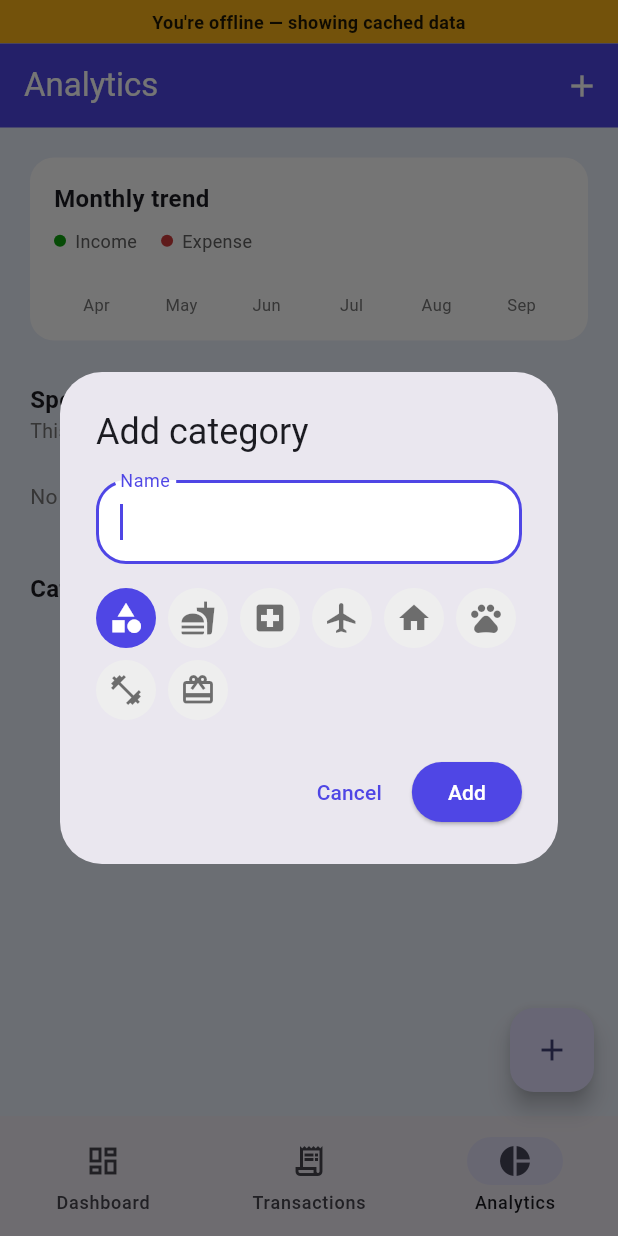
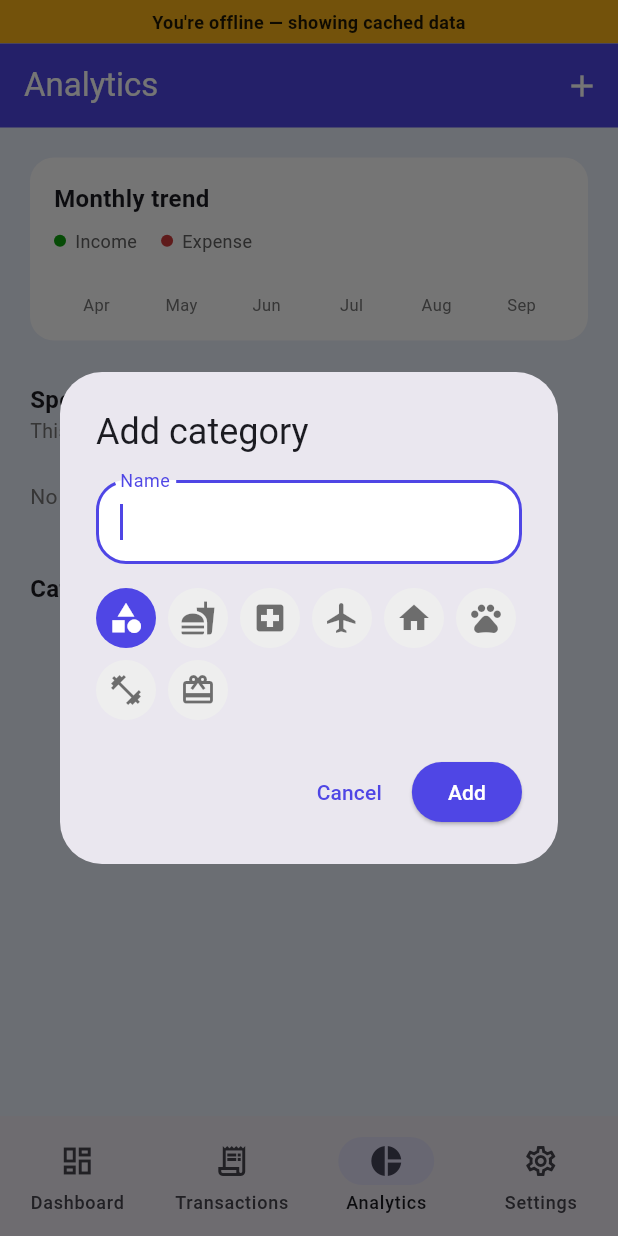
Before and after one commit to bangash40/monthly_traq, a Flutter app: the screen it shows once a user with an empty profile is signed in, item 3 of the bottom bar chosen, after a tap on the "add" icon, on a phone screen of 412 x 824 dp. Run offline on Flutter 3.47's test engine with Material 3 defaults, Android fonts, the phone set to English and light mode, and no system bars; our stand-ins replace cloud_firestore, firebase_auth, firebase_core; accounts and stored records are empty.

Commit message:
Add Settings tab with profile, budget/currency shortcuts and sign-out

```diff
--- a/lib/app/main_shell.dart
+++ b/lib/app/main_shell.dart
@@ -4,6 +4,7 @@ import 'package:monthly_traq/app/palette.dart';
 import 'package:monthly_traq/features/analytics/analytics_screen.dart';
 import 'package:monthly_traq/features/dashboard/dashboard_screen.dart';
 import 'package:monthly_traq/features/transactions/add_edit_transaction_screen.dart';
+import 'package:monthly_traq/features/settings/settings_screen.dart';
 import 'package:monthly_traq/features/transactions/transactions_screen.dart';
 import 'package:monthly_traq/services/transactions_repository.dart';
 
@@ -32,6 +33,7 @@ class _MainShellState extends State<MainShell> {
       DashboardScreen(onSeeAllTransactions: _goToTransactions),
       const TransactionsScreen(),
       const AnalyticsScreen(),
+      const SettingsScreen(),
     ];
 
     return Scaffold(
@@ -63,13 +65,17 @@ class _MainShellState extends State<MainShell> {
           ),
         ],
       ),
-      floatingActionButton: FloatingActionButton(
-        onPressed: () => Navigator.push(
-          context,
-          MaterialPageRoute(builder: (context) => const AddEditTransactionScreen()),
-        ),
-        child: const Icon(Icons.add),
-      ),
+      floatingActionButton: _selectedIndex == 0 || _selectedIndex == 1
+          ? FloatingActionButton(
+              onPressed: () => Navigator.push(
+                context,
+                MaterialPageRoute(
+                  builder: (context) => const AddEditTransactionScreen(),
+                ),
+              ),
+              child: const Icon(Icons.add),
+            )
+          : null,
       bottomNavigationBar: NavigationBar(
         selectedIndex: _selectedIndex,
         onDestinationSelected: (index) => setState(() => _selectedIndex = index),
@@ -89,6 +95,11 @@ class _MainShellState extends State<MainShell> {
             selectedIcon: Icon(Icons.pie_chart),
             label: 'Analytics',
           ),
+          NavigationDestination(
+            icon: Icon(Icons.settings_outlined),
+            selectedIcon: Icon(Icons.settings),
+            label: 'Settings',
+          ),
         ],
       ),
     );
--- a/lib/features/analytics/analytics_screen.dart
+++ b/lib/features/analytics/analytics_screen.dart
@@ -78,11 +78,10 @@ class AnalyticsScreen extends StatelessWidget {
             style: TextStyle(fontSize: 16, fontWeight: FontWeight.w700),
           ),
           const SizedBox(height: 12),
-          Container(
-            decoration: BoxDecoration(
-              color: Colors.white,
-              borderRadius: BorderRadius.circular(16),
-            ),
+          Material(
+            color: Colors.white,
+            borderRadius: BorderRadius.circular(16),
+            clipBehavior: Clip.antiAlias,
             child: Column(
               children: repo.categories
                   .map(
--- a/lib/features/dashboard/dashboard_screen.dart
+++ b/lib/features/dashboard/dashboard_screen.dart
@@ -3,7 +3,6 @@ import 'package:intl/intl.dart';
 import 'package:provider/provider.dart';
 import 'package:monthly_traq/app/palette.dart';
 import 'package:monthly_traq/features/transactions/add_edit_transaction_screen.dart';
-import 'package:monthly_traq/services/auth_service.dart';
 import 'package:monthly_traq/services/transactions_repository.dart';
 import 'package:monthly_traq/widgets/budget_meter.dart';
 import 'package:monthly_traq/widgets/edit_budget_dialog.dart';
@@ -19,19 +18,11 @@ class DashboardScreen extends StatelessWidget {
   Widget build(BuildContext context) {
     final repo = context.watch<TransactionsRepository>();
     final currency = NumberFormat.decimalPattern();
+    final symbol = repo.currencySymbol;
     final recent = repo.transactions.take(5).toList();
 
     return Scaffold(
-      appBar: AppBar(
-        title: const Text('MonthlyTraq'),
-        actions: [
-          IconButton(
-            icon: const Icon(Icons.logout),
-            tooltip: 'Log out',
-            onPressed: () => AuthService().signOut(),
-          ),
-        ],
-      ),
+      appBar: AppBar(title: const Text('MonthlyTraq')),
       body: ListView(
         padding: const EdgeInsets.fromLTRB(20, 20, 20, 100),
         children: [
@@ -41,7 +32,7 @@ class DashboardScreen extends StatelessWidget {
           ),
           const SizedBox(height: 4),
           Text(
-            'Rs. ${currency.format(repo.balance)}',
+            '$symbol ${currency.format(repo.balance)}',
             style: const TextStyle(fontSize: 34, fontWeight: FontWeight.bold),
           ),
           const SizedBox(height: 24),
@@ -61,7 +52,7 @@ class DashboardScreen extends StatelessWidget {
               Expanded(
                 child: StatTile(
                   label: 'Income',
-                  value: 'Rs. ${currency.format(repo.monthlyIncome)}',
+                  value: '$symbol ${currency.format(repo.monthlyIncome)}',
                   icon: Icons.arrow_downward_rounded,
                   accentColor: AppPalette.good,
                 ),
@@ -70,7 +61,7 @@ class DashboardScreen extends StatelessWidget {
               Expanded(
                 child: StatTile(
                   label: 'Expense',
-                  value: 'Rs. ${currency.format(repo.monthlyExpense)}',
+                  value: '$symbol ${currency.format(repo.monthlyExpense)}',
                   icon: Icons.arrow_upward_rounded,
                   accentColor: AppPalette.critical,
                 ),
@@ -81,8 +72,8 @@ class DashboardScreen extends StatelessWidget {
 
           BudgetMeter(
             ratio: repo.budgetUsedRatio,
-            spentLabel: 'Rs. ${currency.format(repo.monthlyExpense)} spent',
-            budgetLabel: 'of Rs. ${currency.format(repo.monthlyBudget)}',
+            spentLabel: '$symbol ${currency.format(repo.monthlyExpense)} spent',
+            budgetLabel: 'of $symbol ${currency.format(repo.monthlyBudget)}',
             onEdit: () => showEditBudgetDialog(context, repo),
           ),
           const SizedBox(height: 24),
--- /dev/null
+++ b/lib/features/settings/settings_screen.dart
@@ -0,0 +1,110 @@
+import 'package:firebase_auth/firebase_auth.dart';
+import 'package:flutter/material.dart';
+import 'package:intl/intl.dart';
+import 'package:provider/provider.dart';
+import 'package:monthly_traq/services/auth_service.dart';
+import 'package:monthly_traq/services/transactions_repository.dart';
+import 'package:monthly_traq/widgets/edit_budget_dialog.dart';
+import 'package:monthly_traq/widgets/edit_currency_dialog.dart';
+
+class SettingsScreen extends StatelessWidget {
+  const SettingsScreen({super.key});
+
+  @override
+  Widget build(BuildContext context) {
+    final repo = context.watch<TransactionsRepository>();
+    final email = FirebaseAuth.instance.currentUser?.email ?? '';
+    final currency = NumberFormat.decimalPattern();
+
+    return Scaffold(
+      appBar: AppBar(title: const Text('Settings')),
+      body: ListView(
+        padding: const EdgeInsets.fromLTRB(20, 20, 20, 100),
+        children: [
+          Container(
+            padding: const EdgeInsets.all(16),
+            decoration: BoxDecoration(
+              color: Colors.white,
+              borderRadius: BorderRadius.circular(16),
+            ),
+            child: Row(
+              children: [
+                CircleAvatar(
+                  radius: 24,
+                  backgroundColor: Theme.of(context).colorScheme.primary,
+                  child: const Icon(Icons.person, color: Colors.white),
+                ),
+                const SizedBox(width: 16),
+                Expanded(
+                  child: Column(
+                    crossAxisAlignment: CrossAxisAlignment.start,
+                    children: [
+                      const Text(
+                        'Signed in as',
+                        style: TextStyle(fontSize: 12, color: Colors.grey),
+                      ),
+                      const SizedBox(height: 2),
+                      Text(
+                        email,
+                        style: const TextStyle(
+                          fontSize: 15,
+                          fontWeight: FontWeight.w600,
+                        ),
+                        overflow: TextOverflow.ellipsis,
+                      ),
+                    ],
+                  ),
+                ),
+              ],
+            ),
+          ),
+          const SizedBox(height: 24),
+
+          const Text(
+            'Preferences',
+            style: TextStyle(fontSize: 16, fontWeight: FontWeight.w700),
+          ),
+          const SizedBox(height: 12),
+          Material(
+            color: Colors.white,
+            borderRadius: BorderRadius.circular(16),
+            clipBehavior: Clip.antiAlias,
+            child: Column(
+              children: [
+                ListTile(
+                  leading: const Icon(Icons.account_balance_wallet_outlined),
+                  title: const Text('Monthly budget'),
+                  subtitle: Text(
+                    '${repo.currencySymbol} ${currency.format(repo.monthlyBudget)}',
+                  ),
+                  trailing: const Icon(Icons.chevron_right),
+                  onTap: () => showEditBudgetDialog(context, repo),
+                ),
+                const Divider(height: 1),
+                ListTile(
+                  leading: const Icon(Icons.attach_money),
+                  title: const Text('Currency symbol'),
+                  subtitle: Text(repo.currencySymbol),
+                  trailing: const Icon(Icons.chevron_right),
+                  onTap: () => showEditCurrencyDialog(context, repo),
+                ),
+              ],
+            ),
+          ),
+          const SizedBox(height: 24),
+
+          Material(
+            color: Colors.white,
+            borderRadius: BorderRadius.circular(16),
+            clipBehavior: Clip.antiAlias,
+            child: ListTile(
+              leading: const Icon(Icons.logout, color: Colors.red),
+              title: const Text('Log out', style: TextStyle(color: Colors.red)),
+              onTap: () => AuthService().signOut(),
+            ),
+          ),
+        ],
+      ),
+    );
+  }
+}
--- a/lib/services/transactions_repository.dart
+++ b/lib/services/transactions_repository.dart
@@ -55,6 +55,7 @@ class TransactionsRepository extends ChangeNotifier {
   List<CategoryModel> _categories = [];
   List<TransactionModel> _transactions = [];
   double monthlyBudget = 60000;
+  String currencySymbol = 'Rs.';
   bool isLoading = true;
 
   /// True while the most recent categories snapshot was served from local
@@ -96,8 +97,11 @@ class TransactionsRepository extends ChangeNotifier {
     final userDoc = _firestore.collection('users').doc(user.uid);
 
     _userDocSub = userDoc.snapshots().listen((snap) {
-      final budget = snap.data()?['monthlyBudget'];
+      final data = snap.data();
+      final budget = data?['monthlyBudget'];
       if (budget is num) monthlyBudget = budget.toDouble();
+      final currency = data?['currencySymbol'];
+      if (currency is String && currency.isNotEmpty) currencySymbol = currency;
       notifyListeners();
     });
 
@@ -220,6 +224,14 @@ class TransactionsRepository extends ChangeNotifier {
     return entries;
   }
 
+  Future<void> updateCurrencySymbol(String symbol) async {
+    final userDoc = _userDoc;
+    if (userDoc == null) return;
+    await _withTimeout(
+      userDoc.set({'currencySymbol': symbol}, SetOptions(merge: true)),
+    );
+  }
+
   Future<void> updateMonthlyBudget(double budget) async {
     final userDoc = _userDoc;
     if (userDoc == null) return;
@@ -305,6 +317,7 @@ class TransactionsRepository extends ChangeNotifier {
     final batch = _firestore.batch();
     batch.set(userDoc, {
       'monthlyBudget': 60000,
+      'currencySymbol': 'Rs.',
       'createdAt': FieldValue.serverTimestamp(),
     });
 
--- a/lib/widgets/add_category_dialog.dart
+++ b/lib/widgets/add_category_dialog.dart
@@ -38,7 +38,8 @@ Future<CategoryModel?> showAddCategoryDialog(
         builder: (dialogContext, setState) {
           return AlertDialog(
             title: const Text('Add category'),
-            content: Column(
+            content: SingleChildScrollView(
+              child: Column(
                 mainAxisSize: MainAxisSize.min,
                 crossAxisAlignment: CrossAxisAlignment.start,
                 children: [
@@ -69,6 +70,7 @@ Future<CategoryModel?> showAddCategoryDialog(
                     }).toList(),
                   ),
                 ],
+              ),
             ),
             actions: [
               TextButton(
--- a/lib/widgets/category_bar_row.dart
+++ b/lib/widgets/category_bar_row.dart
@@ -1,6 +1,8 @@
 import 'package:flutter/material.dart';
 import 'package:intl/intl.dart';
+import 'package:provider/provider.dart';
 import 'package:monthly_traq/models/category_model.dart';
+import 'package:monthly_traq/services/transactions_repository.dart';
 
 /// One row of the spending-by-category breakdown. Bar width is proportional
 /// to [amount] / [maxAmount]; the bar always uses the category's own fixed
@@ -22,6 +24,7 @@ class CategoryBarRow extends StatelessWidget {
   @override
   Widget build(BuildContext context) {
     final ratio = maxAmount <= 0 ? 0.0 : (amount / maxAmount).clamp(0.0, 1.0);
+    final symbol = context.watch<TransactionsRepository>().currencySymbol;
 
     return Padding(
       padding: const EdgeInsets.symmetric(vertical: 8),
@@ -39,7 +42,7 @@ class CategoryBarRow extends StatelessWidget {
                 ),
               ),
               Text(
-                'Rs. ${NumberFormat.decimalPattern().format(amount)}',
+                '$symbol ${NumberFormat.decimalPattern().format(amount)}',
                 style: const TextStyle(fontWeight: FontWeight.w700),
               ),
               const SizedBox(width: 6),
--- a/lib/widgets/edit_budget_dialog.dart
+++ b/lib/widgets/edit_budget_dialog.dart
@@ -27,10 +27,10 @@ Future<void> showEditBudgetDialog(
                 controller: controller,
                 autofocus: true,
                 keyboardType: const TextInputType.numberWithOptions(decimal: true),
-                decoration: const InputDecoration(
+                decoration: InputDecoration(
                   labelText: 'Budget',
-                  prefixText: 'Rs. ',
-                  border: OutlineInputBorder(),
+                  prefixText: '${repo.currencySymbol} ',
+                  border: const OutlineInputBorder(),
                 ),
                 validator: (value) {
                   final parsed = double.tryParse(value ?? '');
--- a/lib/widgets/transaction_tile.dart
+++ b/lib/widgets/transaction_tile.dart
@@ -1,8 +1,10 @@
 import 'package:flutter/material.dart';
 import 'package:intl/intl.dart';
+import 'package:provider/provider.dart';
 import 'package:monthly_traq/app/palette.dart';
 import 'package:monthly_traq/models/category_model.dart';
 import 'package:monthly_traq/models/transaction_model.dart';
+import 'package:monthly_traq/services/transactions_repository.dart';
 
 class TransactionTile extends StatelessWidget {
   final TransactionModel transaction;
@@ -23,9 +25,10 @@ class TransactionTile extends StatelessWidget {
     final icon = isIncome
         ? Icons.arrow_downward_rounded
         : (category?.icon ?? Icons.category);
+    final symbol = context.watch<TransactionsRepository>().currencySymbol;
 
     final amountText =
-        '${isIncome ? '+' : '-'}Rs. ${NumberFormat.decimalPattern().format(transaction.amount)}';
+        '${isIncome ? '+' : '-'}$symbol ${NumberFormat.decimalPattern().format(transaction.amount)}';
 
     return ListTile(
       onTap: onTap,
```
Also changed, not shown: lib/features/transactions/add_edit_transaction_screen.dart (+5 -4 lines), lib/widgets/edit_currency_dialog.dart (added, +91 -0 lines), 1 other file. Lines whose indentation alone changed are shown as unchanged.
